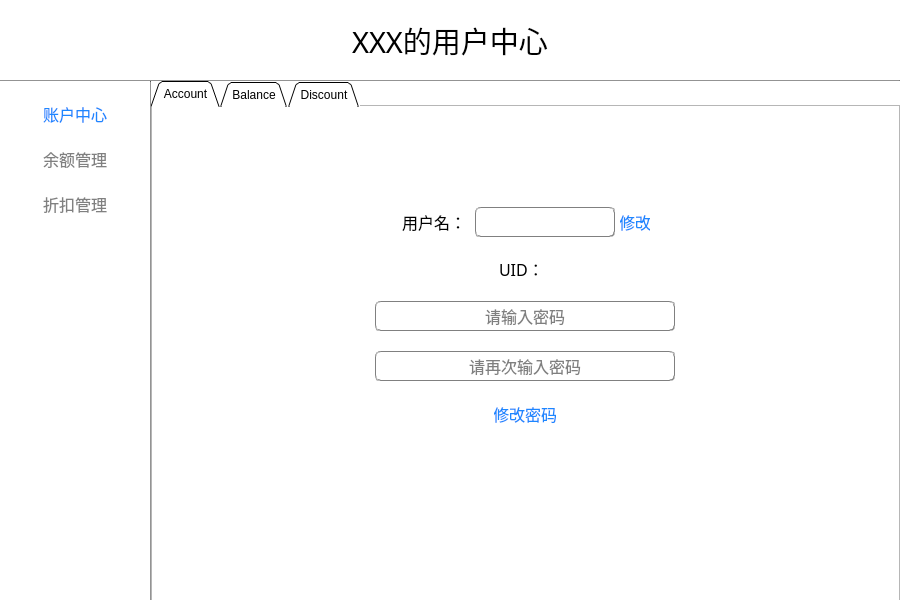
The window that usercenter.ui (Jraaay/E-Commerce-Platform) describes before a commit, drawn with Qt 5.
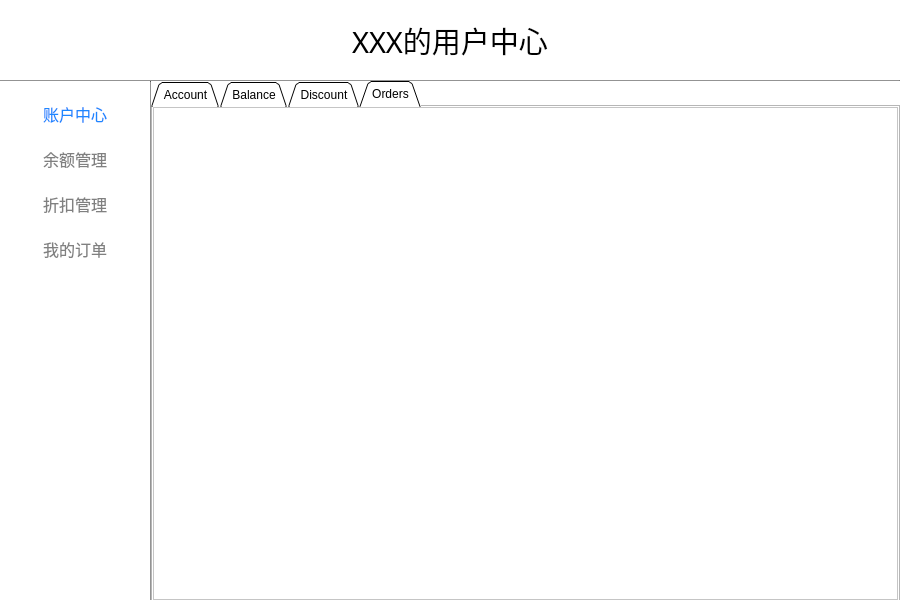
The same window after the commit. Icons and pictures are not drawn.

Commit message: ✨ feat: Finish order generation

The edit to the form file:
```diff
--- a/usercenter.ui
+++ b/usercenter.ui
@@ -192,6 +192,31 @@
          </property>
         </widget>
        </item>
+       <item>
+        <widget class="QPushButton" name="order">
+         <property name="minimumSize">
+          <size>
+           <width>0</width>
+           <height>25</height>
+          </size>
+         </property>
+         <property name="font">
+          <font>
+           <family>微软雅黑</family>
+           <pointsize>12</pointsize>
+          </font>
+         </property>
+         <property name="cursor">
+          <cursorShape>PointingHandCursor</cursorShape>
+         </property>
+         <property name="styleSheet">
+          <string notr="true">background-color: rgb(255,255,255);border:none;border-radius:30px;padding: -1;color:gray</string>
+         </property>
+         <property name="text">
+          <string>我的订单</string>
+         </property>
+        </widget>
+       </item>
        <item>
         <spacer name="verticalSpacer_2">
          <property name="orientation">
@@ -256,7 +281,7 @@
         <enum>QTabWidget::Triangular</enum>
        </property>
        <property name="currentIndex">
-        <number>0</number>
+        <number>3</number>
        </property>
        <property name="elideMode">
         <enum>Qt::ElideNone</enum>
@@ -1041,6 +1066,35 @@
          </item>
         </layout>
        </widget>
+       <widget class="QWidget" name="orders">
+        <attribute name="title">
+         <string>Orders</string>
+        </attribute>
+        <layout class="QVBoxLayout" name="verticalLayout_9">
+         <property name="spacing">
+          <number>0</number>
+         </property>
+         <property name="leftMargin">
+          <number>0</number>
+         </property>
+         <property name="topMargin">
+          <number>0</number>
+         </property>
+         <property name="rightMargin">
+          <number>0</number>
+         </property>
+         <property name="bottomMargin">
+          <number>0</number>
+         </property>
+         <item>
+          <widget class="QListWidget" name="orderListWidget">
+           <property name="styleSheet">
+            <string notr="true"/>
+           </property>
+          </widget>
+         </item>
+        </layout>
+       </widget>
       </widget>
      </item>
     </layout>
```
The commit also changes 16 other files.
